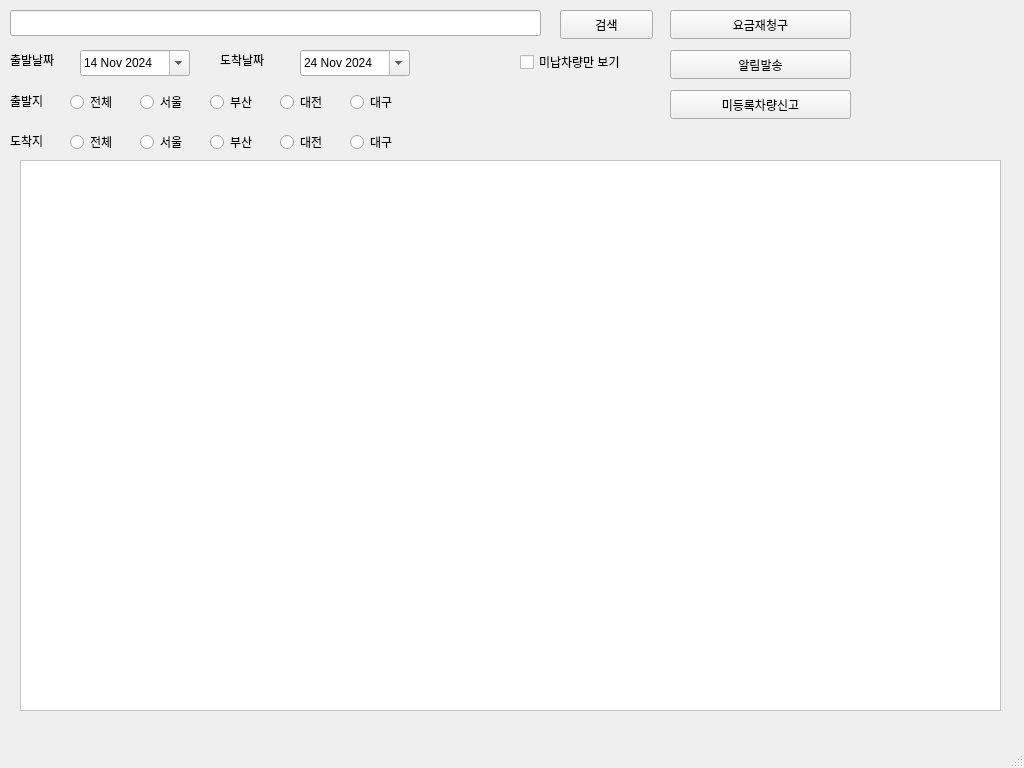
VedaHighPass/veda-qt-highpass-client, file qtclient/highpasswindow.ui: the form before one commit.
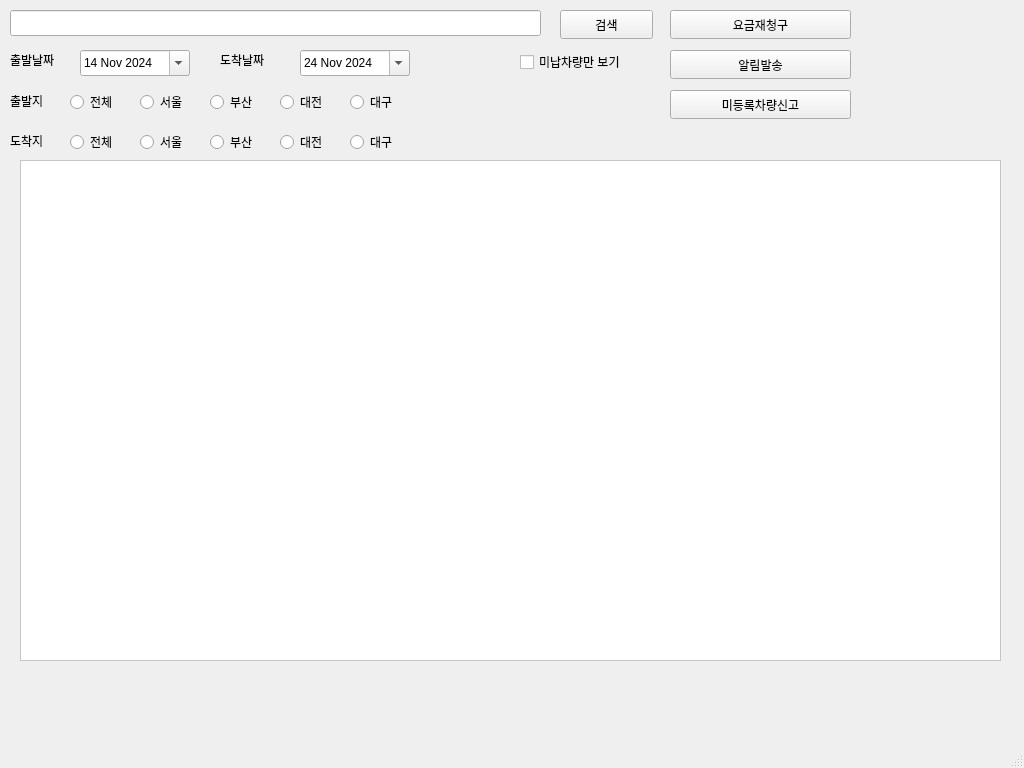
The form after the commit.

What changed in the file:
```diff
--- a/qtclient/highpasswindow.ui
+++ b/qtclient/highpasswindow.ui
@@ -280,7 +280,7 @@
       <x>20</x>
       <y>160</y>
       <width>981</width>
-      <height>551</height>
+      <height>501</height>
      </rect>
     </property>
     <property name="styleSheet">
```
Left out of the diff: 15 changed lines with no effect on the pictures.
